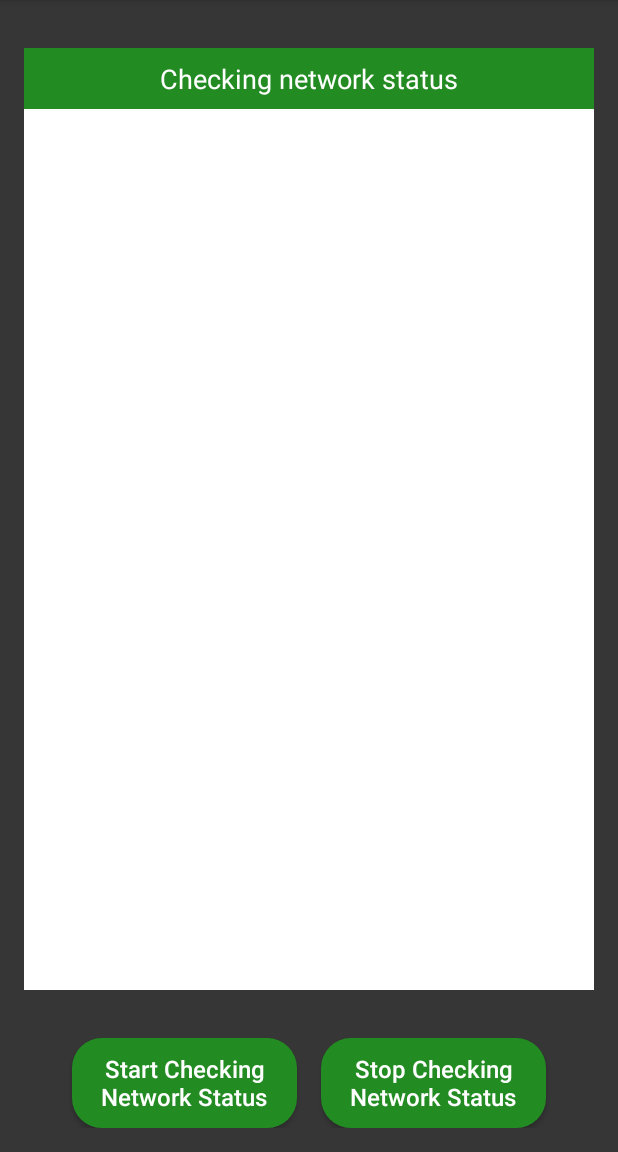
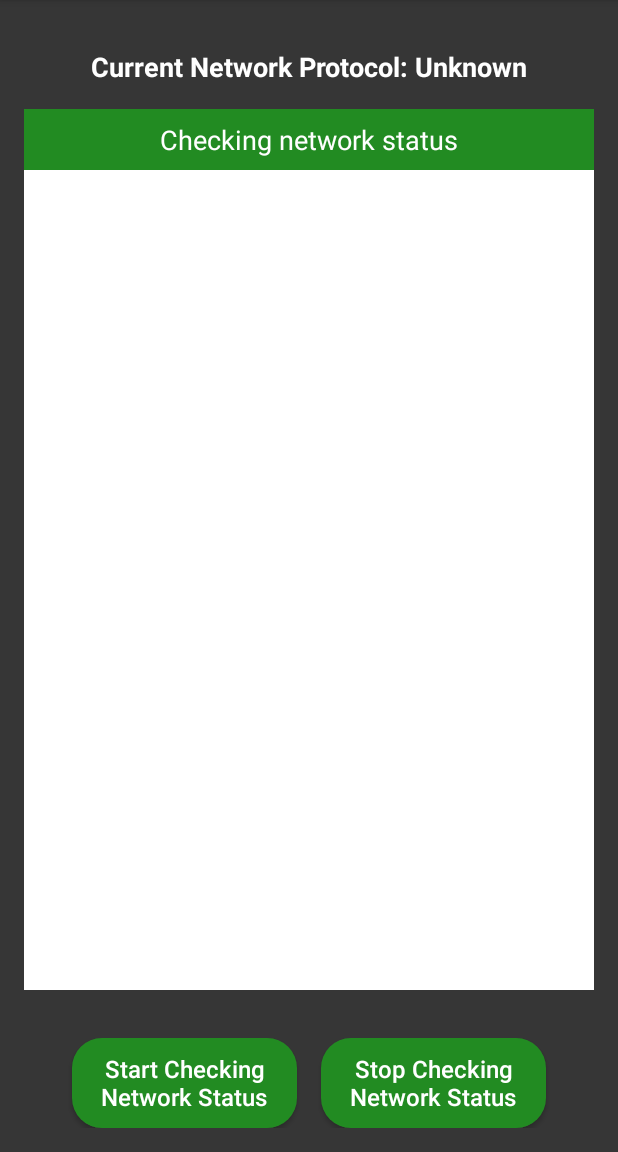
Before and after one commit to ayyubibrahimi/protocol-detection, an Android app built with Jetpack Compose: the screen it shows after launch (MainActivity), after a tap on "Start Checking Network Status", on a phone screen of 412 x 824 dp, the part 84-1236 px from its top. Run offline under Robolectric (Android 15) with nearby library versions, the phone set to English and light mode, and no system bars.

Commit message:
fix: removed location tracking; feat: added display of current network to UI

```diff
--- a/src/app/src/main/java/com/example/myapplication/MainActivity.kt
+++ b/src/app/src/main/java/com/example/myapplication/MainActivity.kt
@@ -40,6 +40,8 @@ class MainActivity : AppCompatActivity() {
     private lateinit var statusTextView: TextView
     private var lastKnownLocation: Location? = null
     private var lastKnownNetworkType: String? = null
+    private lateinit var networkProtocolTextView: TextView
+
 
     // Initialize the network callback for monitoring network availability
     private fun initializeNetworkCallback() {
@@ -69,6 +71,8 @@ class MainActivity : AppCompatActivity() {
         connectivityManager = getSystemService(Context.CONNECTIVITY_SERVICE) as ConnectivityManager
         telephonyManager = getSystemService(Context.TELEPHONY_SERVICE) as TelephonyManager
         locationManager = getSystemService(Context.LOCATION_SERVICE) as LocationManager
+        networkProtocolTextView = findViewById(R.id.networkProtocolTextView)
+        networkProtocolTextView.visibility = View.VISIBLE
 
         // Request READ_PHONE_STATE permission if not granted
         if (Build.VERSION.SDK_INT >= Build.VERSION_CODES.M &&
@@ -160,8 +164,8 @@ class MainActivity : AppCompatActivity() {
     private fun logNetworkType() {
         val networkType = telephonyManager.networkType
         val currentNetworkType = getMobileNetworkType(networkType)
-
         lastKnownNetworkType = currentNetworkType
+        networkProtocolTextView.text = "Current Network Protocol: $currentNetworkType"
     }
 
     // Runnable for network status checks
@@ -172,33 +176,22 @@ class MainActivity : AppCompatActivity() {
             }
 
             val previousNetworkType = lastKnownNetworkType
-            val previousLocation = lastKnownLocation
 
             logNetworkType()
             val currentNetworkType = lastKnownNetworkType
-            val currentLocation = getLastKnownLocation()
 
             val currentDateTime = getCurrentDateTime()
             var logMessage = ""
 
             // Check for network protocol downgrade
             if (previousNetworkType in listOf("4G", "5G") && currentNetworkType in listOf("2G", "3G")) {
-                val distanceFromLastKnownLocation = calculateDistanceFromLastKnownLocation(currentLocation)
-
-                if (distanceFromLastKnownLocation < 10) {  // Threshold changed to 10 meters
-                    logMessage =
-                        "$currentDateTime - Warning: Network protocol downgraded from $previousNetworkType to $currentNetworkType without change in location. Possible network interference detected!"
-                } else {
-                    logMessage =
-                        "$currentDateTime - Warning: Network protocol downgraded from $previousNetworkType to $currentNetworkType with a change in location. Possible mobile device tracking detected!"
-                }
+                logMessage =
+                    "$currentDateTime - Warning: Network protocol downgraded from $previousNetworkType to $currentNetworkType. Possible network interference detected!"
             }
 
             if (logMessage.isNotEmpty()) {
                 appendToLog(logMessage)
             }
-
-            lastKnownLocation = currentLocation
 
             handler.postDelayed(this, networkCheckIntervalMs)
         }
--- a/src/app/src/main/res/layout/activity_main.xml
+++ b/src/app/src/main/res/layout/activity_main.xml
@@ -10,6 +10,20 @@
     android:paddingBottom="16dp"
     android:background="#363636"
     tools:context=".MainActivity">
+
+    <TextView
+        android:id="@+id/networkProtocolTextView"
+        android:layout_width="wrap_content"
+        android:layout_height="wrap_content"
+        android:text="Current Network Protocol: Unknown"
+        android:textAppearance="?android:attr/textAppearanceMedium"
+        android:layout_marginTop="16dp"
+        android:layout_marginStart="16dp"
+        android:layout_marginEnd="16dp"
+        android:textSize="18sp"
+        android:textColor="@android:color/white"
+        android:textStyle="bold"
+        android:visibility="visible" />
 
     <TextView
         android:id="@+id/statusTextView"
```
Also changed, not shown: 1 other file.
